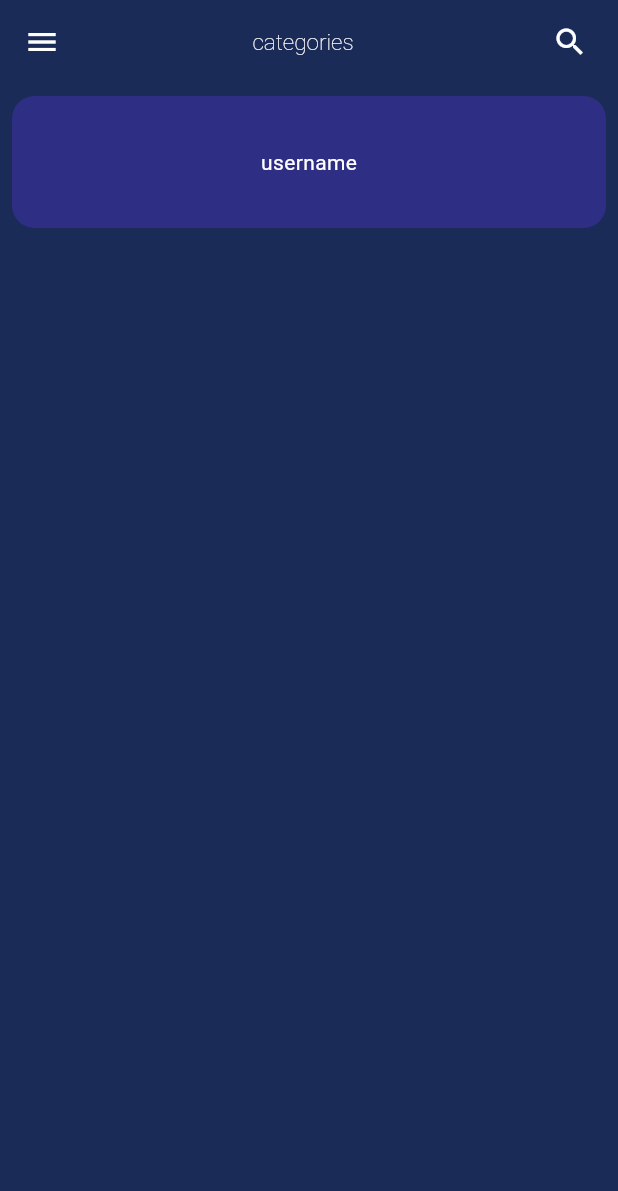
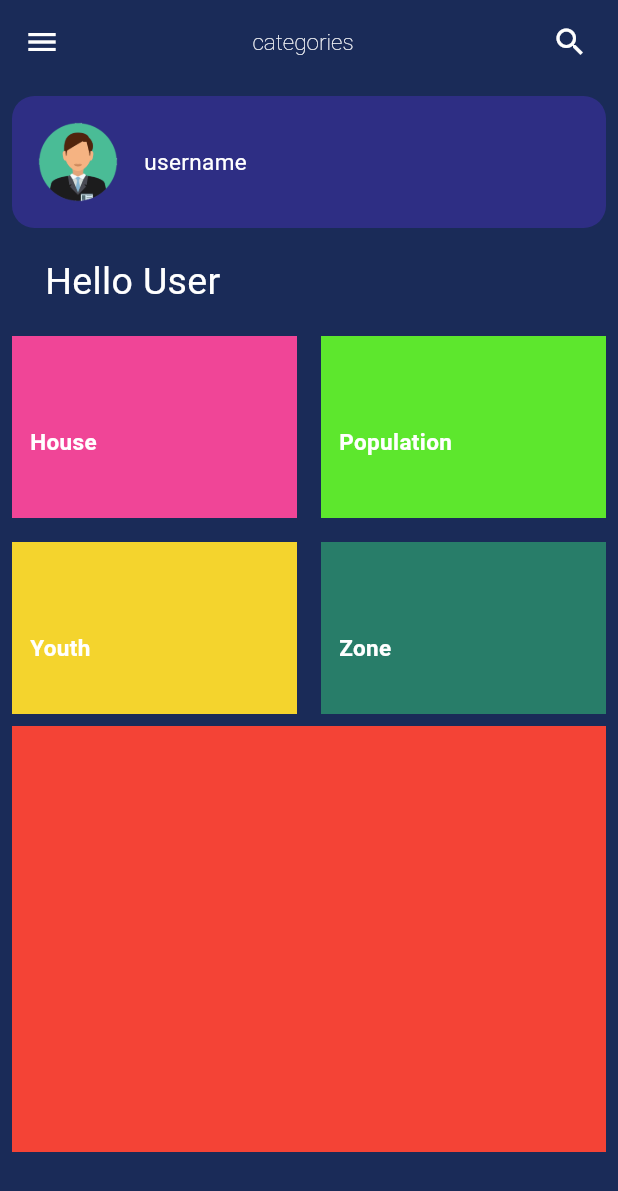
Before and after one commit to yahiko247/bimsInteg, a Flutter app: the HomePage screen opened directly, on a phone screen of 412 x 824 dp. Shown: the top 1191 px of the screen. Run offline on Flutter 3.47's test engine with Material 3 defaults, Android fonts, the phone set to English and light mode, and no system bars.

Commit message:
updated march 27

```diff
--- /dev/null
+++ b/lib/components/Usercontainer.dart
@@ -0,0 +1,28 @@
+import 'package:flutter/material.dart';
+
+class MyPageView extends StatelessWidget {
+  const MyPageView({Key? key}) : super(key: key);
+
+  @override
+  Widget build(BuildContext context) {
+    return SizedBox(
+      height: 300,
+      child: PageView(
+        children: <Widget>[
+          Padding(
+            padding: const EdgeInsets.all(8.0),
+            child: Container(color: Colors.red),
+          ), // Page 1
+          Padding(
+            padding: const EdgeInsets.all(8.0),
+            child: Container(color: Colors.green),
+          ), // Page 2
+          Padding(
+            padding: const EdgeInsets.all(8.0),
+            child: Container(color: Colors.blue),
+          ), // Page 3
+        ],
+      ),
+    );
+  }
+}
--- /dev/null
+++ b/lib/components/gridItem.dart
@@ -0,0 +1,27 @@
+import 'package:flutter/material.dart';
+
+class GridItem extends StatelessWidget {
+  final Color color;
+  final String text;
+
+  GridItem({required this.color, required this.text});
+
+  @override
+  Widget build(BuildContext context) {
+    return Container(
+      color: color,
+      margin: const EdgeInsets.all(8),
+      child: SizedBox(
+        child: Padding(
+          padding: const EdgeInsets.only(top: 60, left: 12),
+          child: Text(
+            text,
+            textAlign: TextAlign.start,
+            style: const TextStyle(
+                color: Colors.white, fontSize: 15, fontWeight: FontWeight.bold),
+          ),
+        ),
+      ),
+    );
+  }
+}
--- a/lib/components/gridbox.dart
+++ b/lib/components/gridbox.dart
@@ -1,10 +1,70 @@
+import 'package:bims/components/gridItem.dart';
+import 'package:bims/components/pages/nestedpages/house.dart';
+import 'package:bims/components/pages/nestedpages/population.dart';
+import 'package:bims/components/pages/nestedpages/youth.dart';
+import 'package:bims/components/pages/nestedpages/zone.dart';
 import 'package:flutter/material.dart';
 
-class MyGridBox extends StatelessWidget {
-  const MyGridBox({super.key});
+class MyGridBox extends StatefulWidget {
+  const MyGridBox({Key? key}) : super(key: key);
+
+  @override
+  State<MyGridBox> createState() => _MyGridBoxState();
+}
+
+class _MyGridBoxState extends State<MyGridBox> {
+  final List<Color> _colors = [
+    Color.fromRGBO(240, 69, 151, 1),
+    Color.fromRGBO(93, 231, 45, 1),
+    Color.fromRGBO(244, 212, 45, 1),
+    Color.fromRGBO(40, 125, 105, 1),
+  ];
+
+  final List<String> _text = ['House', 'Population', 'Youth', 'Zone'];
+
+  final List<Widget> _pages = [
+    HousePage(),
+    PopulationPage(),
+    YouthPage(),
+    ZonePage()
+  ];
+
+  int _selectedPageIndex = 0;
+
+  void _selectPage(int index) {
+    setState(() {
+      _selectedPageIndex = index;
+    });
+
+    if (index < _pages.length) {
+      Navigator.push(
+        context,
+        MaterialPageRoute(builder: (context) => _pages[index]),
+      );
+    }
+  }
 
   @override
   Widget build(BuildContext context) {
-    return Scaffold();
+    return Container(
+      decoration: BoxDecoration(borderRadius: BorderRadius.circular(15)),
+      height: 260,
+      child: GridView.count(
+        crossAxisCount: 2,
+        childAspectRatio: 1.5,
+        children: List.generate(
+          _colors.length,
+          (index) => GestureDetector(
+            onTap: () {
+              _selectPage(index);
+            },
+            child: GridItem(
+              color: _colors[index],
+              text: _text[index],
+            ),
+          ),
+        ),
+      ),
+    );
   }
 }
--- a/lib/components/pages/nestedpages/homepage.dart
+++ b/lib/components/pages/nestedpages/homepage.dart
@@ -1,9 +1,11 @@
+import 'package:bims/components/Usercontainer.dart';
 import 'package:bims/components/drawer.dart';
+import 'package:bims/components/gridbox.dart';
+import 'package:bims/components/sample.dart';
 import 'package:flutter/material.dart';
-import 'package:flutter/widgets.dart';
 
 class HomePage extends StatefulWidget {
-  const HomePage({super.key});
+  const HomePage({Key? key});
 
   @override
   State<HomePage> createState() => _HomePageState();
@@ -14,15 +16,26 @@ class _HomePageState extends State<HomePage> {
   Widget build(BuildContext context) {
     return Scaffold(
       appBar: AppBar(
-        title: const Center(child: Text('categories', style: TextStyle(fontWeight: FontWeight.w100,fontSize: 15, color: Colors.white),)),
+        title: const Center(
+          child: Text(
+            'categories',
+            style: TextStyle(
+              fontWeight: FontWeight.w100,
+              fontSize: 15,
+              color: Colors.white,
+            ),
+          ),
+        ),
         backgroundColor: const Color.fromRGBO(26, 43, 88, 1),
         iconTheme: const IconThemeData(color: Colors.white),
         actions: [
           Padding(
-            padding: const  EdgeInsets.all(8.0),
-            child: IconButton(icon: const Icon(Icons.search),
-            onPressed: (){},),
-          )
+            padding: const EdgeInsets.all(8.0),
+            child: IconButton(
+              icon: const Icon(Icons.search),
+              onPressed: () {},
+            ),
+          ),
         ],
       ),
       drawer: const ComponentDrawer(),
@@ -35,19 +48,33 @@ class _HomePageState extends State<HomePage> {
               height: 88,
               width: 350,
               decoration: BoxDecoration(
-                color: Color.fromRGBO(55, 47, 152, 0.69),
+                color: const Color.fromRGBO(55, 47, 152, 0.69),
                 borderRadius: BorderRadius.circular(15),
               ),
-                child: const Center(
-                 child: Text(
+              child: Row(
+                children: [
+                  Image.asset('assets/avatar.png'),
+                  const Text(
                     'username',
-                    style: TextStyle(
-                    color: Colors.white,
+                    style: TextStyle(color: Colors.white, fontSize: 15),
+                  )
+                ],
               ),
             ),
           ),
+          const SizedBox(height: 10),
+          Container(
+            child: const Padding(
+              padding: EdgeInsets.only(left: 30),
+              child: Text(
+                'Hello User',
+                style: TextStyle(color: Colors.white, fontSize: 25),
               ),
             ),
+          ),
+          const SizedBox(height: 10),
+          MyGridBox(),
+          const MyPageView()
         ],
       ),
     );
```
Also changed, not shown: lib/components/pages/nestedpages/house.dart (added, +15 -0 lines), lib/components/pages/nestedpages/population.dart (added, +18 -0 lines), lib/components/pages/nestedpages/youth.dart (added, +15 -0 lines), lib/components/pages/nestedpages/zone.dart (added, +15 -0 lines), lib/components/sample.dart (added, +36 -0 lines), pubspec.yaml (+4 -7 lines), assets/avatar.png (added). Lines whose indentation alone changed are shown as unchanged.
